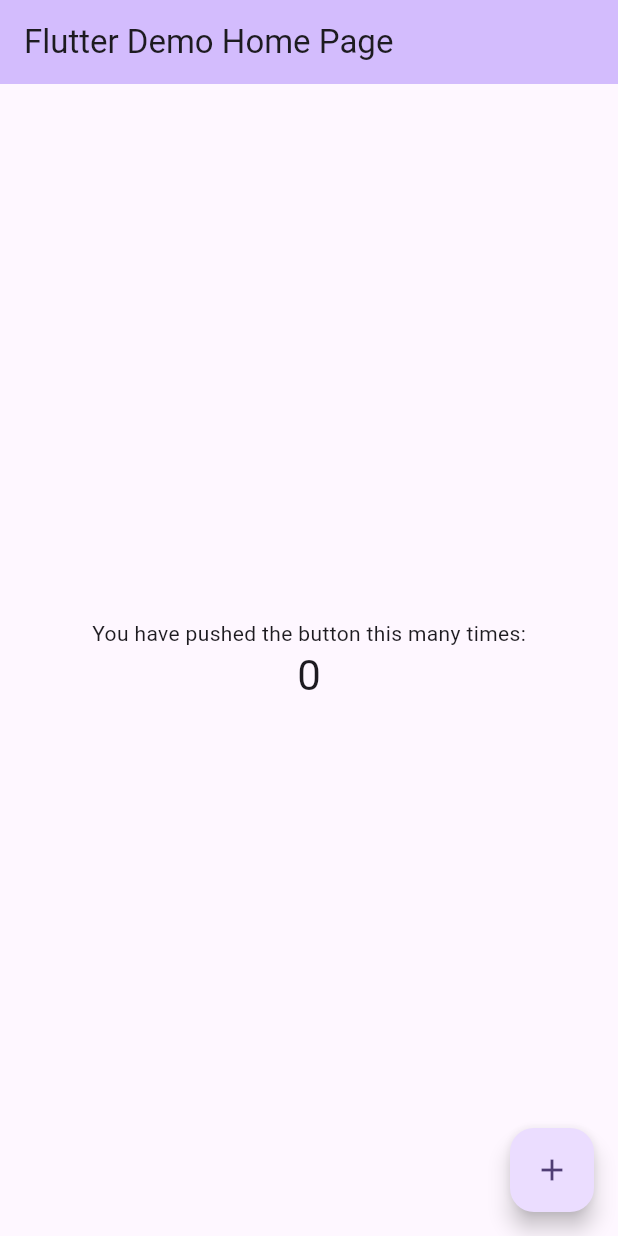
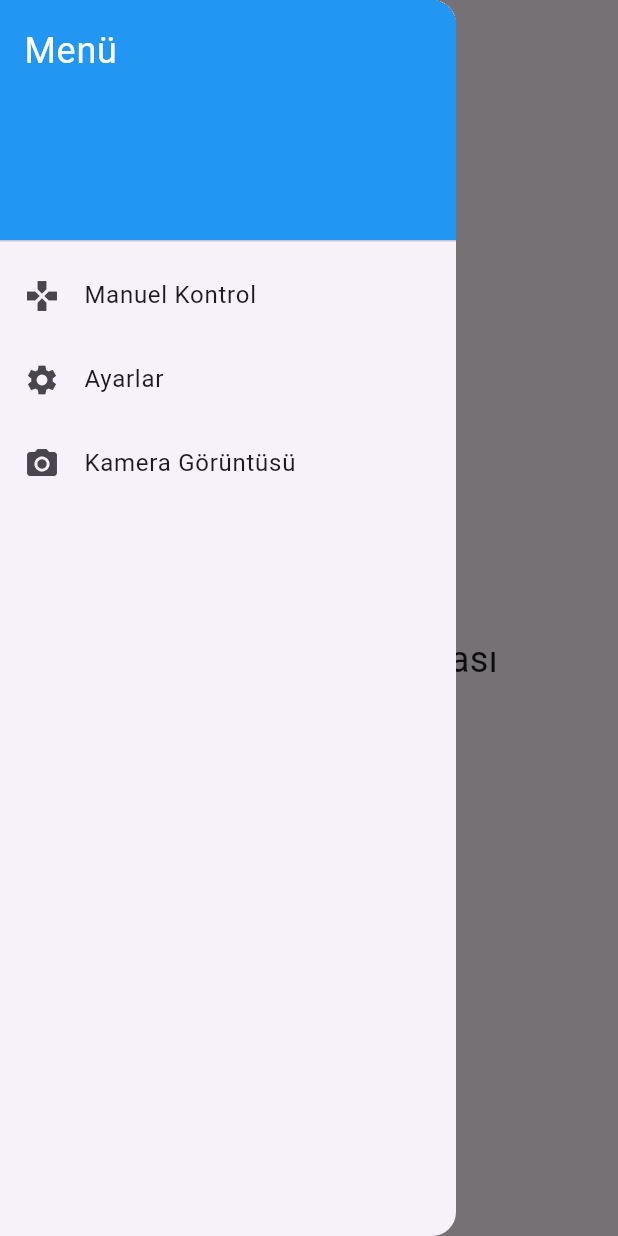
Before and after one commit to Jrengineer/scs, a Flutter app: the screen it shows after launch, with the side drawer open (before the commit the screen has no drawer), on a phone screen of 412 x 824 dp. Run offline on Flutter 3.47's test engine with Material 3 defaults, Android fonts, the phone set to English and light mode, and no system bars.

```diff
--- a/lib/ana_sayfa.dart
+++ b/lib/ana_sayfa.dart
@@ -0,0 +1,74 @@
+import 'package:flutter/material.dart';
+import 'manuel_kontrol.dart';
+import 'ayarlar.dart';
+import 'kamera_sayfasi.dart';
+
+class AnaSayfa extends StatefulWidget {
+  const AnaSayfa({super.key});
+
+  @override
+  State<AnaSayfa> createState() => _AnaSayfaState();
+}
+
+class _AnaSayfaState extends State<AnaSayfa> {
+  int _selectedIndex = 0;
+
+  final List<Widget> _pages = [
+    const ManuelKontrol(),
+    const Ayarlar(),
+    const KameraSayfasi(),
+  ];
+
+  @override
+  Widget build(BuildContext context) {
+    return Scaffold(
+      appBar: AppBar(
+        title: const Text('Ana Sayfa'),
+      ),
+      drawer: Drawer(
+        child: ListView(
+          padding: EdgeInsets.zero,
+          children: [
+            const DrawerHeader(
+              decoration: BoxDecoration(
+                color: Colors.blue,
+              ),
+              child: Text('Menü', style: TextStyle(color: Colors.white, fontSize: 24)),
+            ),
+            ListTile(
+              leading: const Icon(Icons.gamepad),
+              title: const Text('Manuel Kontrol'),
+              onTap: () {
+                setState(() {
+                  _selectedIndex = 0;
+                });
+                Navigator.pop(context);
+              },
+            ),
+            ListTile(
+              leading: const Icon(Icons.settings),
+              title: const Text('Ayarlar'),
+              onTap: () {
+                setState(() {
+                  _selectedIndex = 1;
+                });
+                Navigator.pop(context);
+              },
+            ),
+            ListTile(
+              leading: const Icon(Icons.camera_alt),
+              title: const Text('Kamera Görüntüsü'),
+              onTap: () {
+                setState(() {
+                  _selectedIndex = 2;
+                });
+                Navigator.pop(context);
+              },
+            ),
+          ],
+        ),
+      ),
+      body: _pages[_selectedIndex],
+    );
+  }
+}
--- a/lib/ayarlar.dart
+++ b/lib/ayarlar.dart
@@ -0,0 +1,15 @@
+import 'package:flutter/material.dart';
+
+class Ayarlar extends StatelessWidget {
+  const Ayarlar({super.key});
+
+  @override
+  Widget build(BuildContext context) {
+    return const Center(
+      child: Text(
+        'Ayarlar Sayfası',
+        style: TextStyle(fontSize: 24),
+      ),
+    );
+  }
+}
--- a/lib/kamera_sayfasi.dart
+++ b/lib/kamera_sayfasi.dart
@@ -0,0 +1,15 @@
+import 'package:flutter/material.dart';
+
+class KameraSayfasi extends StatelessWidget {
+  const KameraSayfasi({super.key});
+
+  @override
+  Widget build(BuildContext context) {
+    return const Center(
+      child: Text(
+        'Kamera Görüntüsü Sayfası',
+        style: TextStyle(fontSize: 24),
+      ),
+    );
+  }
+}
--- a/lib/main.dart
+++ b/lib/main.dart
@@ -1,4 +1,5 @@
 import 'package:flutter/material.dart';
+import 'ana_sayfa.dart';
 
 void main() {
   runApp(const MyApp());
@@ -7,116 +8,15 @@ void main() {
 class MyApp extends StatelessWidget {
   const MyApp({super.key});
 
-  // This widget is the root of your application.
   @override
   Widget build(BuildContext context) {
     return MaterialApp(
-      title: 'Flutter Demo',
+      title: 'Solar Panel Temizlik Robotu',
       theme: ThemeData(
-        // This is the theme of your application.
-        //
-        // TRY THIS: Try running your application with "flutter run". You'll see
-        // the application has a purple toolbar. Then, without quitting the app,
-        // try changing the seedColor in the colorScheme below to Colors.green
-        // and then invoke "hot reload" (save your changes or press the "hot
-        // reload" button in a Flutter-supported IDE, or press "r" if you used
-        // the command line to start the app).
-        //
-        // Notice that the counter didn't reset back to zero; the application
-        // state is not lost during the reload. To reset the state, use hot
-        // restart instead.
-        //
-        // This works for code too, not just values: Most code changes can be
-        // tested with just a hot reload.
-        colorScheme: ColorScheme.fromSeed(seedColor: Colors.deepPurple),
+        primarySwatch: Colors.blue,
       ),
-      home: const MyHomePage(title: 'Flutter Demo Home Page'),
+      home: const AnaSayfa(),
+      debugShowCheckedModeBanner: false,
     );
   }
 }
-
-class MyHomePage extends StatefulWidget {
-  const MyHomePage({super.key, required this.title});
-
-  // This widget is the home page of your application. It is stateful, meaning
-  // that it has a State object (defined below) that contains fields that affect
-  // how it looks.
-
-  // This class is the configuration for the state. It holds the values (in this
-  // case the title) provided by the parent (in this case the App widget) and
-  // used by the build method of the State. Fields in a Widget subclass are
-  // always marked "final".
-
-  final String title;
-
-  @override
-  State<MyHomePage> createState() => _MyHomePageState();
-}
-
-class _MyHomePageState extends State<MyHomePage> {
-  int _counter = 0;
-
-  void _incrementCounter() {
-    setState(() {
-      // This call to setState tells the Flutter framework that something has
-      // changed in this State, which causes it to rerun the build method below
-      // so that the display can reflect the updated values. If we changed
-      // _counter without calling setState(), then the build method would not be
-      // called again, and so nothing would appear to happen.
-      _counter++;
-    });
-  }
-
-  @override
-  Widget build(BuildContext context) {
-    // This method is rerun every time setState is called, for instance as done
-    // by the _incrementCounter method above.
-    //
-    // The Flutter framework has been optimized to make rerunning build methods
-    // fast, so that you can just rebuild anything that needs updating rather
-    // than having to individually change instances of widgets.
-    return Scaffold(
-      appBar: AppBar(
-        // TRY THIS: Try changing the color here to a specific color (to
-        // Colors.amber, perhaps?) and trigger a hot reload to see the AppBar
-        // change color while the other colors stay the same.
-        backgroundColor: Theme.of(context).colorScheme.inversePrimary,
-        // Here we take the value from the MyHomePage object that was created by
-        // the App.build method, and use it to set our appbar title.
-        title: Text(widget.title),
-      ),
-      body: Center(
-        // Center is a layout widget. It takes a single child and positions it
-        // in the middle of the parent.
-        child: Column(
-          // Column is also a layout widget. It takes a list of children and
-          // arranges them vertically. By default, it sizes itself to fit its
-          // children horizontally, and tries to be as tall as its parent.
-          //
-          // Column has various properties to control how it sizes itself and
-          // how it positions its children. Here we use mainAxisAlignment to
-          // center the children vertically; the main axis here is the vertical
-          // axis because Columns are vertical (the cross axis would be
-          // horizontal).
-          //
-          // TRY THIS: Invoke "debug painting" (choose the "Toggle Debug Paint"
-          // action in the IDE, or press "p" in the console), to see the
-          // wireframe for each widget.
-          mainAxisAlignment: MainAxisAlignment.center,
-          children: <Widget>[
-            const Text('You have pushed the button this many times:'),
-            Text(
-              '$_counter',
-              style: Theme.of(context).textTheme.headlineMedium,
-            ),
-          ],
-        ),
-      ),
-      floatingActionButton: FloatingActionButton(
-        onPressed: _incrementCounter,
-        tooltip: 'Increment',
-        child: const Icon(Icons.add),
-      ), // This trailing comma makes auto-formatting nicer for build methods.
-    );
-  }
-}
--- a/lib/manuel_kontrol.dart
+++ b/lib/manuel_kontrol.dart
@@ -0,0 +1,15 @@
+import 'package:flutter/material.dart';
+
+class ManuelKontrol extends StatelessWidget {
+  const ManuelKontrol({super.key});
+
+  @override
+  Widget build(BuildContext context) {
+    return const Center(
+      child: Text(
+        'Manuel Kontrol Sayfası',
+        style: TextStyle(fontSize: 24),
+      ),
+    );
+  }
+}
```
